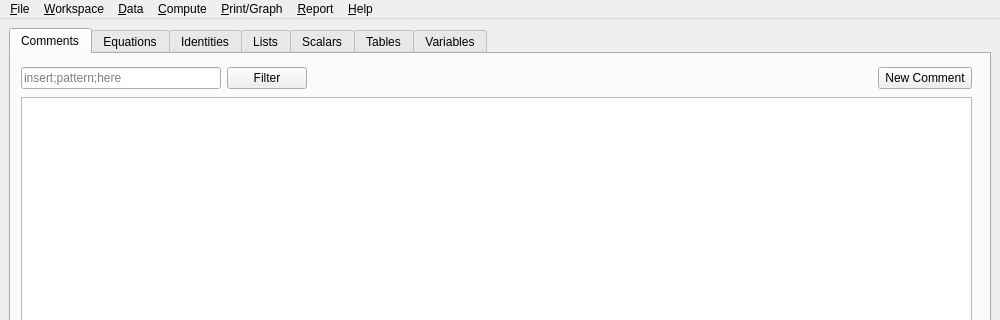
Above: gui/main_window.ui from plan-be/iode before the change; both pictures show x 0 to 1000 and y 0 to 320 of the 1000 by 700 pixel window. Below: the same form after it.
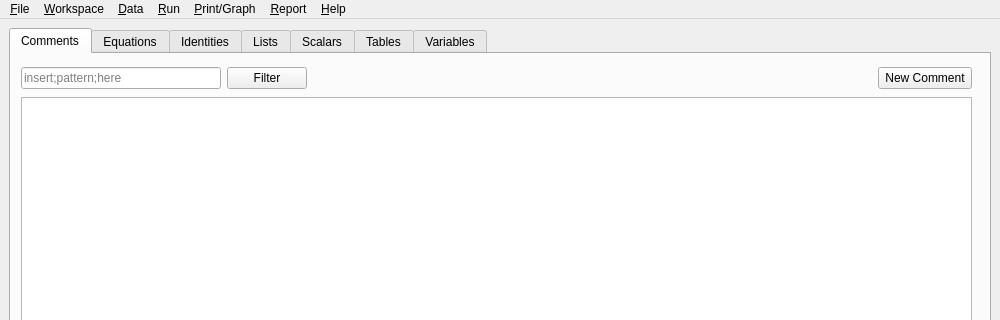
That is the form after the change. Icons and pictures are not drawn. Custom widgets are drawn as their Qt base class.

Commit message: GUI: renamed menu Compute as Run

```diff
--- a/gui/main_window.ui
+++ b/gui/main_window.ui
@@ -943,9 +943,9 @@
     <addaction name="separator"/>
     <addaction name="actionDuplicate_objects"/>
    </widget>
-   <widget class="QMenu" name="menuCompute">
+   <widget class="QMenu" name="menuRun">
     <property name="title">
-     <string>&amp;Compute</string>
+     <string>&amp;Run</string>
     </property>
     <property name="toolTipsVisible">
      <bool>true</bool>
@@ -1011,7 +1011,7 @@
    <addaction name="menuFile"/>
    <addaction name="menuWorkspace"/>
    <addaction name="menuData"/>
-   <addaction name="menuCompute"/>
+   <addaction name="menuRun"/>
    <addaction name="menuPrint_Graph"/>
    <addaction name="menuReport"/>
    <addaction name="menuHelp"/>
```
